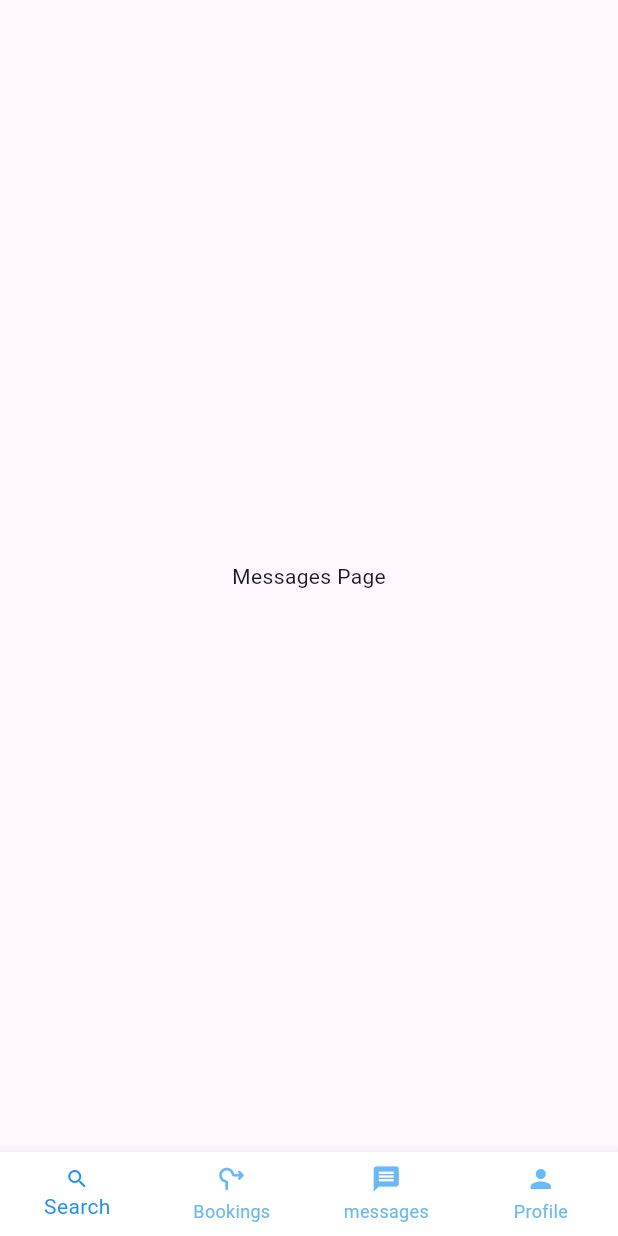
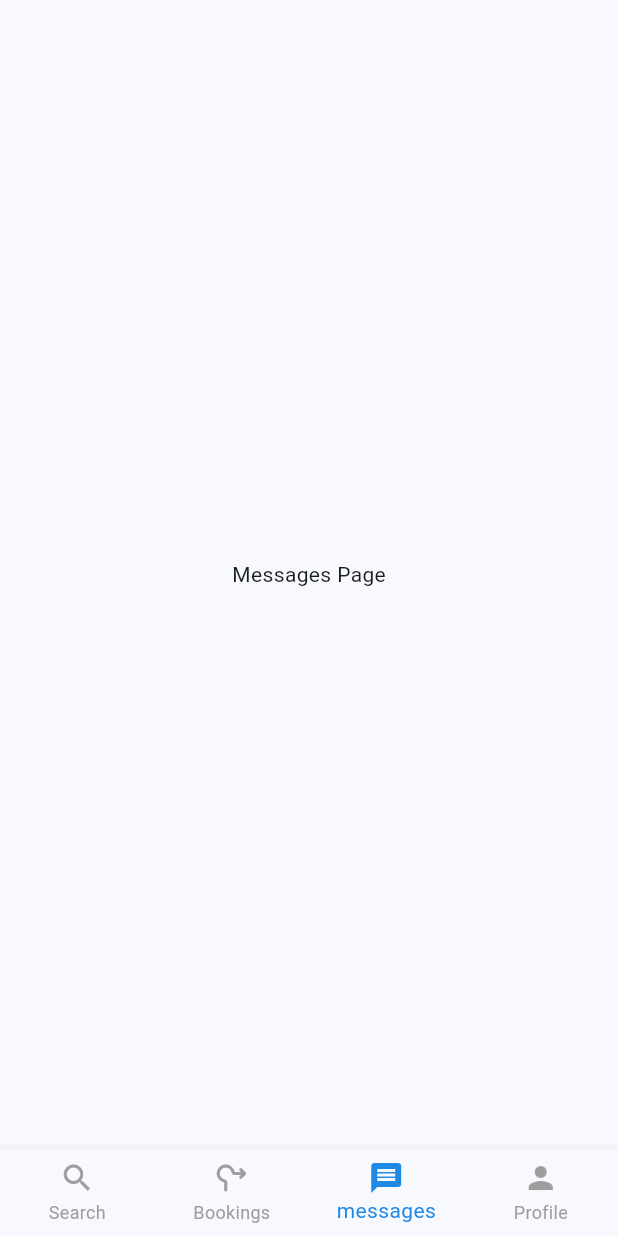
Before and after one commit to bhmustapha/Chingooo, a Flutter app: the screen it shows after launch, item 3 of the bottom bar chosen, on a phone screen of 412 x 824 dp. Run offline on Flutter 3.47's test engine with Material 3 defaults, Android fonts, the phone set to English and light mode, and no system bars; our stand-ins replace flutter_map, flutter_speed_dial, geolocator, latlong2.

Commit message:
working nav bar nd fixed

```diff
--- a/lib/main.dart
+++ b/lib/main.dart
@@ -1,5 +1,6 @@
 import 'package:carpooling/views/home/home_page.dart';
 import 'package:carpooling/views/ride/create_ride.dart';
+import 'package:carpooling/widgets/test-nav.dart';
 import 'package:carpooling/widgets/toggle_menu.dart';
 import 'views/splash/splash_page.dart';
 import 'views/bookings/bookings_page.dart';
@@ -30,11 +31,12 @@ class MyApp extends StatelessWidget {
   @override
   Widget build(BuildContext context) {
     return MaterialApp(
-      theme: AppTheme.lightTheme,
+      theme: lightTheme,
       debugShowCheckedModeBanner: false,
       initialRoute: "/splash",
       routes: {
         "/splash": (context) => const SplashPage(),
+        "/mainnav" : (context) => const MainNavigator(),
         "/home": (context) => const HomePage(),
         "/settings": (context) => const SettingsPage(),
         "/bookings": (context) => const BookingsPage(),
@@ -43,7 +45,7 @@ class MyApp extends StatelessWidget {
         "/create" : (context) => const CreateRidePage()
       },
 
-      home: HomePage(),
+      home: MainNavigator(),
     );
   }
 }
--- a/lib/themes/light_theme.dart
+++ b/lib/themes/light_theme.dart
@@ -1,7 +1,48 @@
 import 'package:flutter/material.dart';
 
-class AppTheme {
-  static ThemeData lightTheme = ThemeData(
+final ThemeData lightTheme = ThemeData(
+  // main color
+    colorScheme: ColorScheme.fromSeed(
+      seedColor: Colors.blue,
+      secondary: Colors.white
+    ),
+  // app bar
+    appBarTheme: AppBarTheme(
+      backgroundColor: Colors.white,
+      foregroundColor: Colors.black,
+      elevation: 3,
+      shadowColor: Colors.black,
+      centerTitle: false,
+      titleTextStyle: TextStyle(
+        fontWeight: FontWeight.bold,
+        fontSize: 20,
+        color: Colors.black
+      ),
+    ),
+  // elevated button
+    elevatedButtonTheme: ElevatedButtonThemeData(
+      style: ElevatedButton.styleFrom(
+        backgroundColor: Colors.white,
+        foregroundColor: Colors.blue[600],
+        elevation: 6,
+        shadowColor: Colors.black,
+        shape: CircleBorder(),
+        padding: EdgeInsets.zero,
+        fixedSize: Size(50, 50)
+        ),
+      ),
+  //floating button
+    floatingActionButtonTheme: FloatingActionButtonThemeData(
+      backgroundColor: Colors.white,
+      foregroundColor: Colors.blue[600],
+      elevation: 6,
+      shape: CircleBorder()
+    ),
+  // bottom navigation bar
+    bottomNavigationBarTheme: BottomNavigationBarThemeData(
+      elevation: 6,
+      selectedItemColor: Colors.blue[600],
+      unselectedItemColor: Colors.grey
 
+    )
     );
-}
--- a/lib/views/bookings/bookings_page.dart
+++ b/lib/views/bookings/bookings_page.dart
@@ -15,7 +15,7 @@ class _BookingsPageState extends State<BookingsPage> {
       body: Center(
         child: Text('Bookings Page'),
       ),
-      bottomNavigationBar: BottomNavBar(),
+
     );
   }
 }
--- a/lib/views/home/home_page.dart
+++ b/lib/views/home/home_page.dart
@@ -22,23 +22,13 @@ class _HomePageState extends State<HomePage> {
   @override
   MapController  mapController = MapController();
   final ValueNotifier<bool> menuOpenNotifier = ValueNotifier<bool>(false);   // track the satet of menu over files
-
-
-
-
   @override
     void dispose() {
     menuOpenNotifier.dispose();
     super.dispose();
   }
-
-
   Widget build(BuildContext context) {
-    return Scaffold(
-      body: ValueListenableBuilder<bool>(
-        valueListenable: menuOpenNotifier,
-        builder: (context, isMenuOpen, _) {
-         return Stack(
+    return  Stack(
           children: [
             Positioned.fill(
               child: MapPage(
@@ -107,9 +97,4 @@ class _HomePageState extends State<HomePage> {
               )
             ],
             );
-            }
-      ),
-  bottomNavigationBar:BottomNavBar()
-);
-  }
-}
+  }}
--- a/lib/views/messages/message_page.dart
+++ b/lib/views/messages/message_page.dart
@@ -11,11 +11,8 @@ class MessagesPage extends StatefulWidget {
 class _MessagesPageState extends State<MessagesPage> {
   @override
   Widget build(BuildContext context) {
-    return Scaffold(
-      body: Center(
+    return  Center(
         child: Text('Messages Page'),
-      ),
-      bottomNavigationBar: BottomNavBar(),
-    );
+      );
   }
 }
--- a/lib/views/profile/profile_page.dart
+++ b/lib/views/profile/profile_page.dart
@@ -12,20 +12,11 @@ class ProfilePage extends StatefulWidget {
 class _ProfilePageState extends State<ProfilePage> {
   @override
   Widget build(BuildContext context) {
-    return  Scaffold(
-      appBar: AppBar(
-        title: const Text('Profile'),
-        centerTitle: true,
-        leading: Icon(
-          Icons.edit,
-          color: Colors.black,
-        ),
-
-      ),
-      body: Column(
+    return Column(
           crossAxisAlignment: CrossAxisAlignment.center,
           mainAxisAlignment: MainAxisAlignment.start,
           children: [
+
             Padding(
               padding: const EdgeInsets.all(10.0),
               child: GreyContainer(
@@ -168,11 +159,13 @@ class _ProfilePageState extends State<ProfilePage> {
                 ),
             )
           ],
-        ),
+        );
+  }}
+        /*,
 
 
 
-      bottomNavigationBar: BottomNavBar(),
+
     );
   }
-}
+}*/
--- a/lib/views/splash/splash_page.dart
+++ b/lib/views/splash/splash_page.dart
@@ -15,7 +15,7 @@ void initState() {
   super.initState();
 Timer(const Duration(seconds: 2), () {
   if (mounted) {
-    Navigator.pushReplacementNamed(context, '/home');
+    Navigator.pushReplacementNamed(context, '/mainnav');
   }
 });
 }
--- a/lib/widgets/navigation_bar.dart
+++ b/lib/widgets/navigation_bar.dart
@@ -1,7 +1,8 @@
+
 import 'package:flutter/material.dart';
-import 'package:carpooling/views/home/home_page.dart';
 
-import '../views/bookings/bookings_page.dart';
+
+
 
 
 class BottomNavBar extends StatefulWidget {
@@ -12,8 +13,9 @@ class BottomNavBar extends StatefulWidget {
 }
 
 class _BottomNavBarState extends State<BottomNavBar> {
+    int selectedIndex = 0;
 
-  var selectedIndex = 0;
+
 
   void _onItemPressed(int index) {
     setState(() {
@@ -25,7 +27,10 @@ class _BottomNavBarState extends State<BottomNavBar> {
   Widget build(BuildContext context) {
     return BottomNavigationBar(
           currentIndex: selectedIndex,
-          onTap: (index) {
+
+          onTap: _onItemPressed,
+
+          /*(index) {
             switch (index) {
               case 0:
              /* Navigator.pushReplacement(
@@ -56,13 +61,8 @@ class _BottomNavBarState extends State<BottomNavBar> {
               Navigator.pushReplacementNamed(context, '/profile');
               break;
             }
-          },
+          },*/
 
-          backgroundColor: Colors.white,
-          selectedItemColor: const Color.fromARGB(255, 31, 145, 245),
-          unselectedItemColor: const Color.fromARGB(255, 104, 184, 250),
-          selectedIconTheme: IconThemeData(size: 16),
-          unselectedIconTheme: IconThemeData(size: 20),
 
           type: BottomNavigationBarType.fixed,
           items: [
@@ -83,6 +83,7 @@ class _BottomNavBarState extends State<BottomNavBar> {
                 Icons.message,
                 ),
               label: 'messages',
+
               ),
             BottomNavigationBarItem(
               icon: Icon(
--- /dev/null
+++ b/lib/widgets/test-nav.dart
@@ -0,0 +1,67 @@
+import 'package:carpooling/views/bookings/bookings_page.dart';
+import 'package:carpooling/views/home/home_page.dart';
+import 'package:carpooling/views/messages/message_page.dart';
+import 'package:carpooling/views/profile/profile_page.dart';
+import 'package:flutter/material.dart';
+
+
+class MainNavigator extends StatefulWidget {
+  const MainNavigator({super.key});
+
+  @override
+  State<MainNavigator> createState() => _MainNavigatorState();
+}
+
+class _MainNavigatorState extends State<MainNavigator> {
+  int selectedIndex = 0;
+  void _onItemPressed(int index) {
+    setState(() {
+      selectedIndex = index;
+    });
+  }
+  final List<Widget> _pages = const [
+    HomePage(),
+    BookingsPage(),
+    MessagesPage(),
+    ProfilePage()
+  ];
+  @override
+  Widget build(BuildContext context) {
+    return Scaffold(
+      body: _pages[selectedIndex],
+      bottomNavigationBar: BottomNavigationBar(
+
+        currentIndex: selectedIndex,
+        onTap: _onItemPressed,
+        type: BottomNavigationBarType.fixed,
+        items: [
+            BottomNavigationBarItem(
+              icon: Icon(
+                Icons.search,
+                ),
+              label : 'Search'
+            ),
+            BottomNavigationBarItem(
+              icon: Icon(
+                Icons.roundabout_right_rounded,
+                ),
+              label: 'Bookings'
+            ),
+            BottomNavigationBarItem(
+              icon: Icon(
+                Icons.message,
+                ),
+              label: 'messages',
+
+              ),
+            BottomNavigationBarItem(
+              icon: Icon(
+                Icons.person,
+                ),
+              label: 'Profile',
+              )
+          ],
+      ),
+    );
+  }
+}
--- a/lib/widgets/toggle_menu.dart
+++ b/lib/widgets/toggle_menu.dart
@@ -15,20 +15,24 @@ class _ToggleMenuState extends State<ToggleMenu> {
       direction:SpeedDialDirection.down,
       animatedIcon: AnimatedIcons.menu_close,
       backgroundColor: Colors.white,
-      foregroundColor: Colors.black,
+      foregroundColor: Colors.blue[600],
       children: [
         SpeedDialChild(
           child: Icon(Icons.settings),
-          onTap: () {Navigator.pushNamed(context, '/settings');}
-
+          onTap: () {Navigator.pushNamed(context, '/settings');},
+          shape: CircleBorder(),
+          foregroundColor: Colors.blue[600]
         ),
         SpeedDialChild(
           child: Icon(Icons.drive_eta),
-          onTap: () {Navigator.pushNamed(context, '/create');}
-
+          onTap: () {Navigator.pushNamed(context, '/create');},
+          shape: CircleBorder(),
+          foregroundColor: Colors.blue[600]
         ),
         SpeedDialChild(
-          child: Icon(Icons.info)
+          child: Icon(Icons.info),
+          shape: CircleBorder(),
+          foregroundColor: Colors.blue[600]
         )
       ],
     );
```
